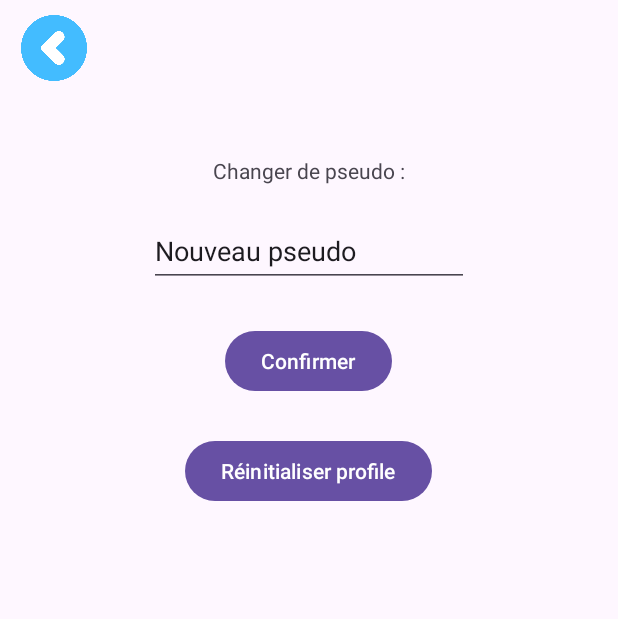
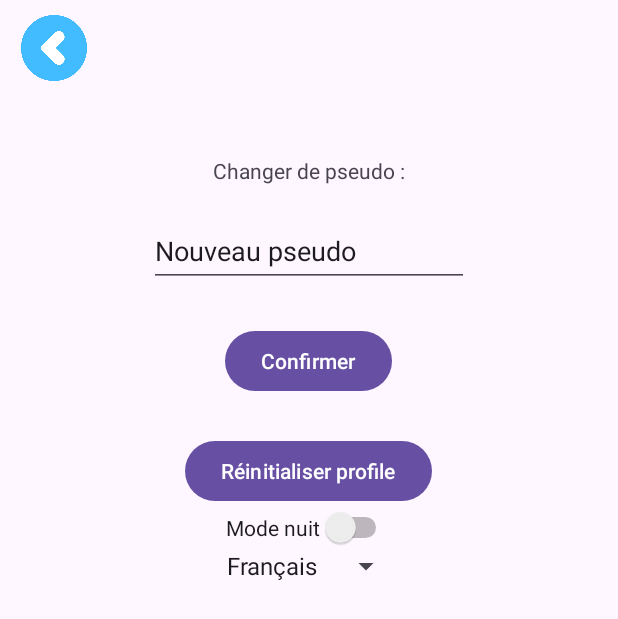
Before and after one commit to lysander051/MotherLoad, an Android app: the fragment ProfileFragment placed in its activity, on a phone screen of 412 x 824 dp. Shown: the top 619 px of the screen. Run offline under Robolectric (Android 15) with nearby library versions, the phone set to English and light mode, and no system bars; libraries missing offline, so code that uses them is left out: org.osmdroid.config, org.osmdroid.tileprovider, org.osmdroid.util, org.osmdroid.views; pictures from the network do not load; 14 statements that could not run were skipped.

Commit message:
Changement de thème (jour/nuit)

```diff
--- a/app/src/main/java/com/example/motherload/ui/game/profile/ProfileFragment.kt
+++ b/app/src/main/java/com/example/motherload/ui/game/profile/ProfileFragment.kt
@@ -1,16 +1,29 @@
 package com.example.motherload.ui.game.profile
 
+import android.app.UiModeManager
+import android.content.Context
+import android.os.Build
 import android.os.Bundle
+import android.util.Log
 import android.view.LayoutInflater
 import android.view.View
 import android.view.ViewGroup
 import android.view.animation.AnimationUtils
+import android.widget.AdapterView
+import android.widget.ArrayAdapter
 import android.widget.Button
 import android.widget.EditText
 import android.widget.ImageView
+import android.widget.Spinner
+import android.widget.Switch
+import androidx.annotation.RequiresApi
+import androidx.appcompat.app.AppCompatDelegate
+import androidx.appcompat.app.AppCompatDelegate.MODE_NIGHT_NO
+import androidx.appcompat.app.AppCompatDelegate.MODE_NIGHT_YES
 import androidx.fragment.app.Fragment
 import androidx.lifecycle.ViewModelProvider
 import com.example.motherLoad.Injection.ViewModelFactory
+import com.example.motherland.MotherLoad
 import com.example.motherload.data.callback.ProfilCallback
 import com.example.motherload.R
 import com.example.motherload.utils.PopUpDisplay
@@ -24,11 +37,14 @@ class ProfileFragment: Fragment(){
         viewModel = ViewModelProvider(this, ViewModelFactory.getInstance!!)[ProfileViewModel::class.java]
     }
 
+    @RequiresApi(Build.VERSION_CODES.R)
     override fun onCreateView(inflater: LayoutInflater, container: ViewGroup?, savedInstanceState: Bundle?): View? {
         val ret = inflater.inflate(R.layout.fragment_profil, container, false)
         val retour = ret.findViewById<ImageView>(R.id.boutonRetour)
         val confirmer = ret.findViewById<Button>(R.id.boutonConfirmer)
         val reset = ret.findViewById<Button>(R.id.boutonReset)
+        val theme = ret.findViewById<Switch>(R.id.theme)
+        val langue = ret.findViewById<Spinner>(R.id.selecteurLangue)
 
         retour.setOnClickListener {
             val animation = AnimationUtils.loadAnimation(requireActivity().applicationContext, R.anim.animation_icon)
@@ -75,6 +91,33 @@ class ProfileFragment: Fragment(){
 
         }
 
+        theme.isChecked = resources.configuration.isNightModeActive
+
+        theme.setOnCheckedChangeListener{ buttonView, isChecked ->
+            val themeSharedPref = MotherLoad.instance.getSharedPreferences("Theme", Context.MODE_PRIVATE)
+            val editor = themeSharedPref.edit()
+            if(isChecked){
+                AppCompatDelegate.setDefaultNightMode(MODE_NIGHT_YES)
+                editor.putInt("theme", MODE_NIGHT_YES)
+            }
+            else {
+                AppCompatDelegate.setDefaultNightMode(MODE_NIGHT_NO)
+                editor.putInt("theme", MODE_NIGHT_NO)
+            }
+            editor.apply()
+        }
+
+
+        ArrayAdapter.createFromResource(
+            requireActivity(),
+            R.array.langues,
+            android.R.layout.simple_spinner_item
+        ).also { adapter ->
+            adapter.setDropDownViewResource(android.R.layout.simple_spinner_dropdown_item)
+            langue.adapter = adapter
+        }
+
         return ret
     }
+
 }
--- a/app/src/main/res/layout/fragment_profil.xml
+++ b/app/src/main/res/layout/fragment_profil.xml
@@ -56,6 +56,17 @@
             android:layout_marginTop="25dp"
             />
 
+        <Switch
+            android:id="@+id/theme"
+            android:text="Mode nuit"
+            android:layout_width="wrap_content"
+            android:layout_height="wrap_content"/>
+
+        <Spinner
+            android:id="@+id/selecteurLangue"
+            android:layout_width="wrap_content"
+            android:layout_height="wrap_content"/>
+
     </LinearLayout>
 
 </ScrollView>
--- a/app/src/main/res/values/strings.xml
+++ b/app/src/main/res/values/strings.xml
@@ -1,3 +1,8 @@
 <resources>
     <string name="app_name">MotherLoad</string>
+    <string-array name="langues">
+        <item>Français</item>
+        <item>Anglais</item>
+        <item>Coréen</item>
+    </string-array>
 </resources>
```
Also changed, not shown: app/src/main/java/com/example/motherload/ui/connexion/ConnexionActivity.kt (+19 -8 lines).
